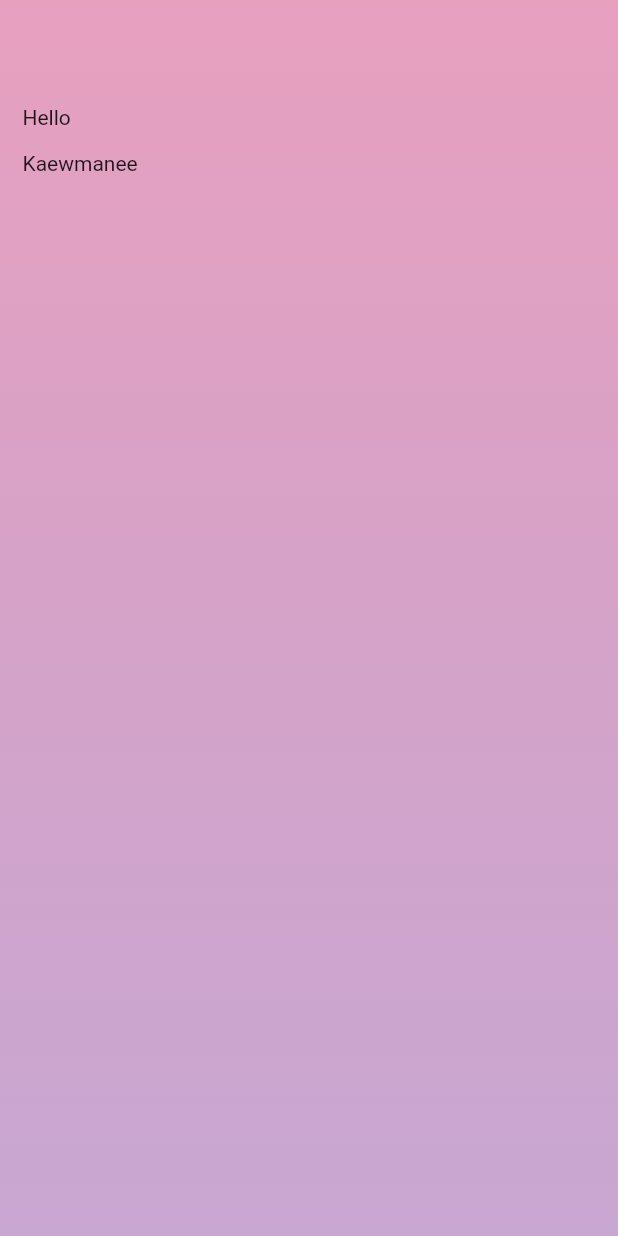
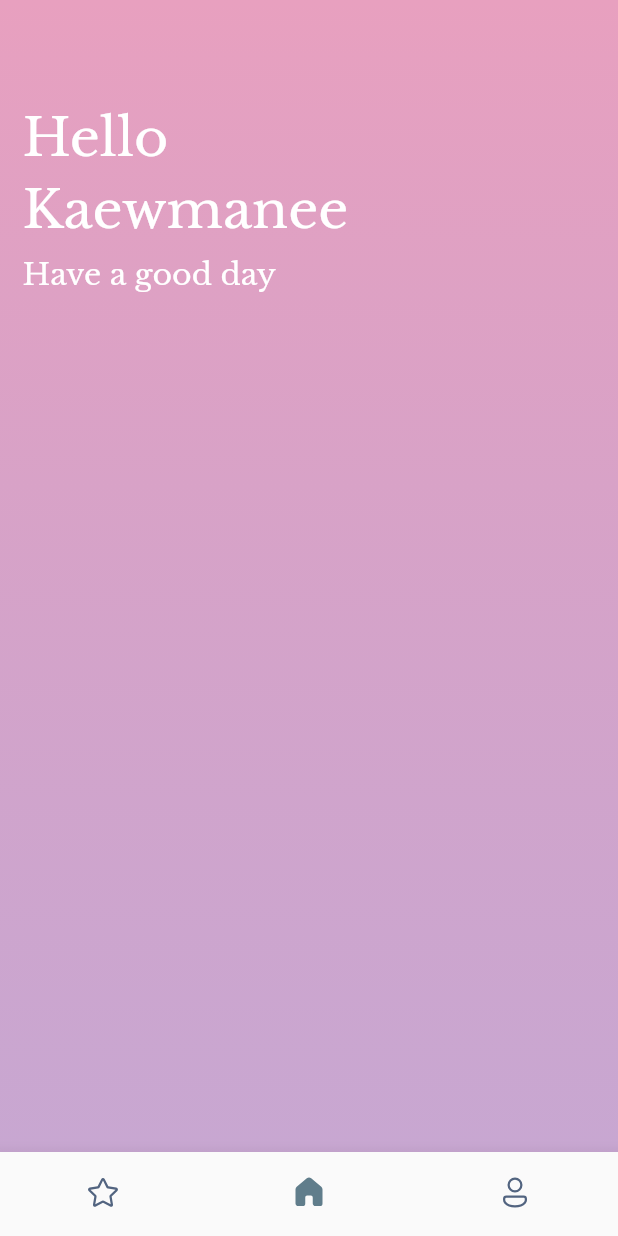
Before and after one commit to Malao-Ang/DoungWanNee, a Flutter app: the screen it shows after launch, on a phone screen of 412 x 824 dp. Run offline on Flutter 3.47's test engine with Material 2 defaults, Android fonts, the phone set to English and light mode, and no system bars; our stand-ins replace fluentui_system_icons, gap, google_fonts.

Commit message:
:bookmark: create nav bar

```diff
--- a/lib/main.dart
+++ b/lib/main.dart
@@ -2,6 +2,7 @@ import 'package:flutter/material.dart';
 import 'package:flutter/services.dart';
 import 'package:lucky_with_you/screen/home_screen.dart';
 import 'package:lucky_with_you/screen/loading_screen.dart';
+import 'package:lucky_with_you/widgets/navigationBar.dart';
 
 Future<void> main() async {
   runApp(const MyApp());
@@ -14,7 +15,7 @@ class MyApp extends StatelessWidget {
   Widget build(BuildContext context) {
     return const MaterialApp(
       debugShowCheckedModeBanner: false,
-      home: Scaffold(body: HomeScreen()),
+      home: BottomNavigation(),
     );
   }
 }
--- a/lib/screen/home_screen.dart
+++ b/lib/screen/home_screen.dart
@@ -2,6 +2,7 @@ import 'package:flutter/material.dart';
 import 'package:flutter/src/widgets/framework.dart';
 import 'package:flutter/src/widgets/placeholder.dart';
 import 'package:gap/gap.dart';
+import 'package:google_fonts/google_fonts.dart';
 
 class HomeScreen extends StatefulWidget {
   const HomeScreen({super.key});
@@ -26,9 +27,25 @@ class _HomeScreenState extends State<HomeScreen> {
           ],
         )),
         padding: EdgeInsets.only(top: 70.0, left: 15.0),
-        child: Column(
-            crossAxisAlignment: CrossAxisAlignment.start,
-            children: [Text("Hello"), Gap(15), Text("Kaewmanee")]),
+        child: Column(crossAxisAlignment: CrossAxisAlignment.start, children: [
+          Text(
+            "Hello",
+            style: GoogleFonts.libreBaskerville(
+                textStyle: TextStyle(fontSize: 35, color: Colors.white)),
+          ),
+          Gap(5),
+          Text(
+            "Kaewmanee",
+            style: GoogleFonts.libreBaskerville(
+                textStyle: TextStyle(fontSize: 35, color: Colors.white)),
+          ),
+          Gap(10),
+          Text(
+            "Have a good day",
+            style: GoogleFonts.libreBaskerville(
+                textStyle: TextStyle(fontSize: 20, color: Colors.white)),
+          )
+        ]),
       ),
     );
   }
--- /dev/null
+++ b/lib/widgets/navigationBar.dart
@@ -0,0 +1,59 @@
+import 'package:fluentui_system_icons/fluentui_system_icons.dart';
+import 'package:flutter/material.dart';
+import 'package:flutter/src/widgets/framework.dart';
+import 'package:flutter/src/widgets/placeholder.dart';
+import 'package:google_fonts/google_fonts.dart';
+import 'package:lucky_with_you/screen/home_screen.dart';
+
+class BottomNavigation extends StatefulWidget {
+  const BottomNavigation({super.key});
+
+  @override
+  State<BottomNavigation> createState() => _BottomNavigationState();
+}
+
+class _BottomNavigationState extends State<BottomNavigation> {
+  int _selectedIndex = 1;
+  static final List<Widget> _widgetOptions = <Widget>[
+    Text("Predicted"),
+    HomeScreen(),
+    Text("Account"),
+  ];
+  void _onItemTapped(int index) {
+    setState(() {
+      _selectedIndex = index;
+    });
+    // print(index);
+  }
+
+  @override
+  Widget build(BuildContext context) {
+    return Scaffold(
+        body: Center(
+          child: _widgetOptions[_selectedIndex],
+        ),
+        bottomNavigationBar: BottomNavigationBar(
+            currentIndex: _selectedIndex,
+            onTap: _onItemTapped,
+            elevation: 10,
+            showSelectedLabels: false,
+            showUnselectedLabels: false,
+            selectedItemColor: Colors.blueGrey,
+            type: BottomNavigationBarType.fixed,
+            unselectedItemColor: const Color(0xFF526480),
+            items: const [
+              BottomNavigationBarItem(
+                  icon: Icon(FluentIcons.star_12_regular),
+                  activeIcon: Icon(FluentIcons.star_12_filled),
+                  label: 'Predicted'),
+              BottomNavigationBarItem(
+                  icon: Icon(FluentIcons.home_12_regular),
+                  activeIcon: Icon(FluentIcons.home_12_filled),
+                  label: 'Home'),
+              BottomNavigationBarItem(
+                  icon: Icon(FluentIcons.person_12_regular),
+                  activeIcon: Icon(FluentIcons.person_12_filled),
+                  label: 'Account'),
+            ]));
+  }
+}
--- a/pubspec.yaml
+++ b/pubspec.yaml
@@ -37,6 +37,7 @@ dependencies:
   cupertino_icons: ^1.0.2
   gap: ^3.0.0
   google_fonts: ^4.0.4
+  fluentui_system_icons: ^1.1.200
 
 
 
```
Also changed, not shown: pubspec.lock.
